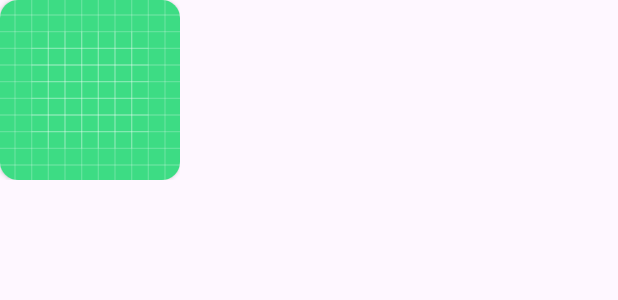
After one commit to 2024-Bidding/bidding-android, an Android app: the layout item_register_image.xml on its own in the app's theme, with its tools: preview values and no code run, on a phone screen of 412 x 824 dp. The commit adds this screen. Shown: the top 300 px of the screen. Run offline under Robolectric (Android 15) with nearby library versions, the phone set to English and light mode, and no system bars.

Commit message:
feat :: image recyclerview 구현

```diff
--- /dev/null
+++ b/app/src/main/res/layout/item_register_image.xml
@@ -0,0 +1,25 @@
+<?xml version="1.0" encoding="utf-8"?>
+<layout xmlns:android="http://schemas.android.com/apk/res/android"
+    xmlns:app="http://schemas.android.com/apk/res-auto">
+
+    <LinearLayout
+        android:layout_width="wrap_content"
+        android:layout_height="wrap_content"
+        android:paddingEnd="16dp">
+
+        <androidx.cardview.widget.CardView
+            android:layout_width="120dp"
+            android:layout_height="120dp"
+            app:cardCornerRadius="12dp">
+
+            <ImageView
+                android:id="@+id/img_register_image"
+                android:layout_width="match_parent"
+                android:layout_height="match_parent"
+                android:scaleType="centerCrop"
+                android:src="@drawable/ic_launcher_background" />
+
+        </androidx.cardview.widget.CardView>
+
+    </LinearLayout>
+</layout>
```
Also changed, not shown: app/src/main/java/com/seunghoon/bidding_android/feature/registeritem/RegisterImageAdapter.kt (added, +34 -0 lines), app/src/main/java/com/seunghoon/bidding_android/feature/registeritem/RegisterItemFragment.kt (+18 -3 lines), app/src/main/res/layout/fragment_register_item.xml (+31 -5 lines).
